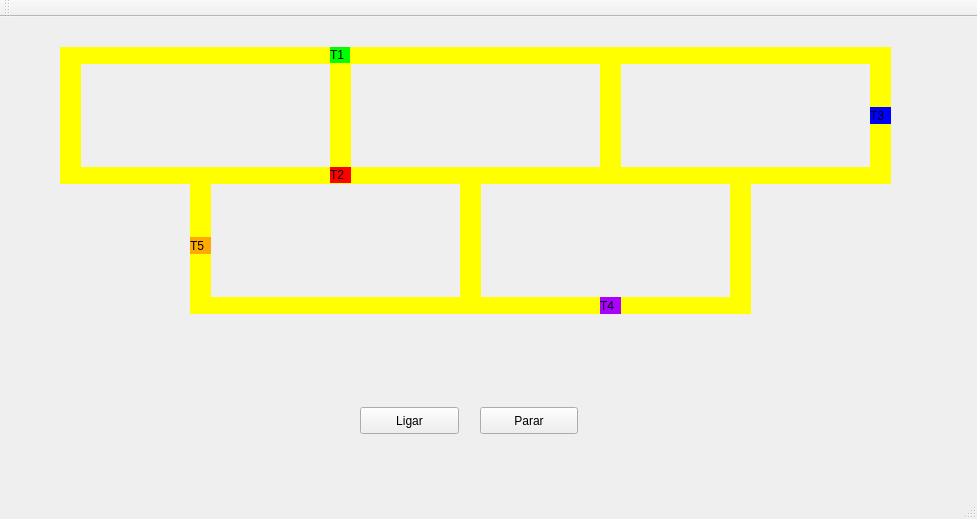
The window that mainwindow.ui (ronaque/Trabalho_SO_Trems) describes before a commit, drawn with Qt 5.
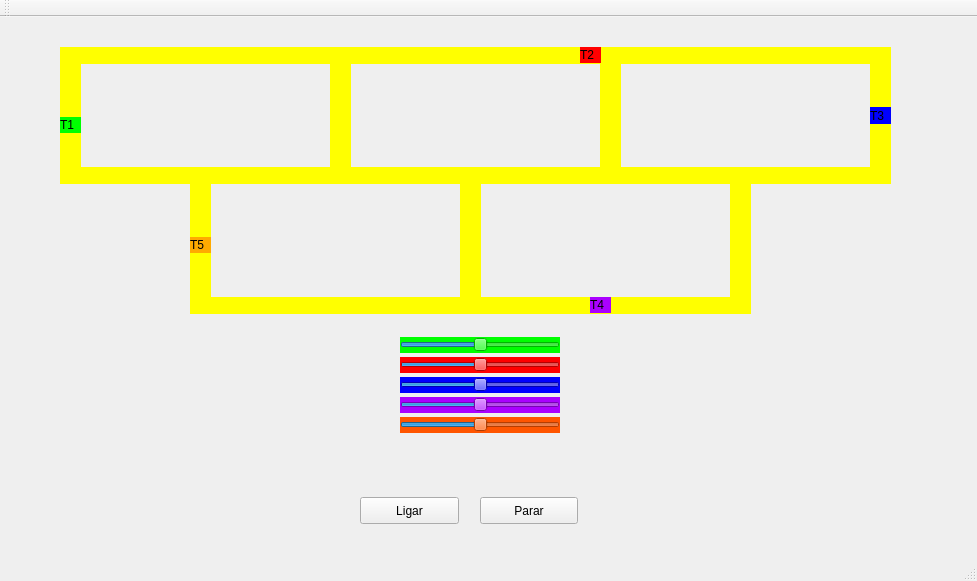
The same window after the commit.

```diff
--- a/mainwindow.ui
+++ b/mainwindow.ui
@@ -7,7 +7,7 @@
     <x>0</x>
     <y>0</y>
     <width>977</width>
-    <height>519</height>
+    <height>581</height>
    </rect>
   </property>
   <property name="windowTitle">
@@ -17,8 +17,8 @@
    <widget class="QLabel" name="label_trem1">
     <property name="geometry">
      <rect>
-      <x>330</x>
-      <y>30</y>
+      <x>60</x>
+      <y>100</y>
       <width>21</width>
       <height>16</height>
      </rect>
@@ -98,7 +98,7 @@
     <property name="geometry">
      <rect>
       <x>360</x>
-      <y>390</y>
+      <y>480</y>
       <width>99</width>
       <height>27</height>
      </rect>
@@ -111,7 +111,7 @@
     <property name="geometry">
      <rect>
       <x>480</x>
-      <y>390</y>
+      <y>480</y>
       <width>98</width>
       <height>27</height>
      </rect>
@@ -171,8 +171,8 @@
    <widget class="QLabel" name="label_trem2">
     <property name="geometry">
      <rect>
-      <x>330</x>
-      <y>150</y>
+      <x>580</x>
+      <y>30</y>
       <width>21</width>
       <height>16</height>
      </rect>
@@ -300,9 +300,9 @@
     <property name="geometry">
      <rect>
       <x>190</x>
-      <y>160</y>
+      <y>166</y>
       <width>21</width>
-      <height>137</height>
+      <height>131</height>
      </rect>
     </property>
     <property name="styleSheet">
@@ -422,10 +422,10 @@
    <widget class="QLabel" name="label_trem4">
     <property name="geometry">
      <rect>
-      <x>600</x>
+      <x>590</x>
       <y>280</y>
       <width>21</width>
-      <height>17</height>
+      <height>16</height>
      </rect>
     </property>
     <property name="styleSheet">
@@ -441,7 +441,7 @@
       <x>190</x>
       <y>220</y>
       <width>21</width>
-      <height>17</height>
+      <height>16</height>
      </rect>
     </property>
     <property name="styleSheet">
@@ -451,6 +451,146 @@
      <string>T5</string>
     </property>
    </widget>
+   <widget class="QSlider" name="horizontalSlider_2">
+    <property name="geometry">
+     <rect>
+      <x>400</x>
+      <y>340</y>
+      <width>160</width>
+      <height>16</height>
+     </rect>
+    </property>
+    <property name="styleSheet">
+     <string notr="true">background-color: rgb(255, 0, 0);</string>
+    </property>
+    <property name="minimum">
+     <number>0</number>
+    </property>
+    <property name="maximum">
+     <number>500</number>
+    </property>
+    <property name="value">
+     <number>250</number>
+    </property>
+    <property name="sliderPosition">
+     <number>250</number>
+    </property>
+    <property name="orientation">
+     <enum>Qt::Horizontal</enum>
+    </property>
+   </widget>
+   <widget class="QSlider" name="horizontalSlider_3">
+    <property name="geometry">
+     <rect>
+      <x>400</x>
+      <y>360</y>
+      <width>160</width>
+      <height>16</height>
+     </rect>
+    </property>
+    <property name="styleSheet">
+     <string notr="true">background-color: rgb(0, 0, 255);</string>
+    </property>
+    <property name="minimum">
+     <number>0</number>
+    </property>
+    <property name="maximum">
+     <number>500</number>
+    </property>
+    <property name="value">
+     <number>250</number>
+    </property>
+    <property name="sliderPosition">
+     <number>250</number>
+    </property>
+    <property name="orientation">
+     <enum>Qt::Horizontal</enum>
+    </property>
+   </widget>
+   <widget class="QSlider" name="horizontalSlider_4">
+    <property name="geometry">
+     <rect>
+      <x>400</x>
+      <y>380</y>
+      <width>160</width>
+      <height>16</height>
+     </rect>
+    </property>
+    <property name="styleSheet">
+     <string notr="true">background-color: rgb(170, 0, 255);</string>
+    </property>
+    <property name="minimum">
+     <number>0</number>
+    </property>
+    <property name="maximum">
+     <number>500</number>
+    </property>
+    <property name="value">
+     <number>250</number>
+    </property>
+    <property name="sliderPosition">
+     <number>250</number>
+    </property>
+    <property name="orientation">
+     <enum>Qt::Horizontal</enum>
+    </property>
+   </widget>
+   <widget class="QSlider" name="horizontalSlider_5">
+    <property name="geometry">
+     <rect>
+      <x>400</x>
+      <y>400</y>
+      <width>160</width>
+      <height>16</height>
+     </rect>
+    </property>
+    <property name="styleSheet">
+     <string notr="true">background-color: rgb(255, 85, 0);</string>
+    </property>
+    <property name="minimum">
+     <number>0</number>
+    </property>
+    <property name="maximum">
+     <number>500</number>
+    </property>
+    <property name="value">
+     <number>250</number>
+    </property>
+    <property name="sliderPosition">
+     <number>250</number>
+    </property>
+    <property name="orientation">
+     <enum>Qt::Horizontal</enum>
+    </property>
+   </widget>
+   <widget class="QSlider" name="horizontalSlider">
+    <property name="geometry">
+     <rect>
+      <x>400</x>
+      <y>320</y>
+      <width>160</width>
+      <height>16</height>
+     </rect>
+    </property>
+    <property name="styleSheet">
+     <string notr="true">background-color: rgb(0, 255, 0);</string>
+    </property>
+    <property name="maximum">
+     <number>500</number>
+    </property>
+    <property name="value">
+     <number>250</number>
+    </property>
+    <property name="orientation">
+     <enum>Qt::Horizontal</enum>
+    </property>
+    <property name="invertedAppearance">
+     <bool>false</bool>
+    </property>
+    <property name="invertedControls">
+     <bool>true</bool>
+    </property>
+   </widget>
    <zorder>label_trilho1</zorder>
    <zorder>label_trilho2</zorder>
    <zorder>label_trilho3</zorder>
```
Left out of the diff: 5 changed lines with no effect on the pictures.
